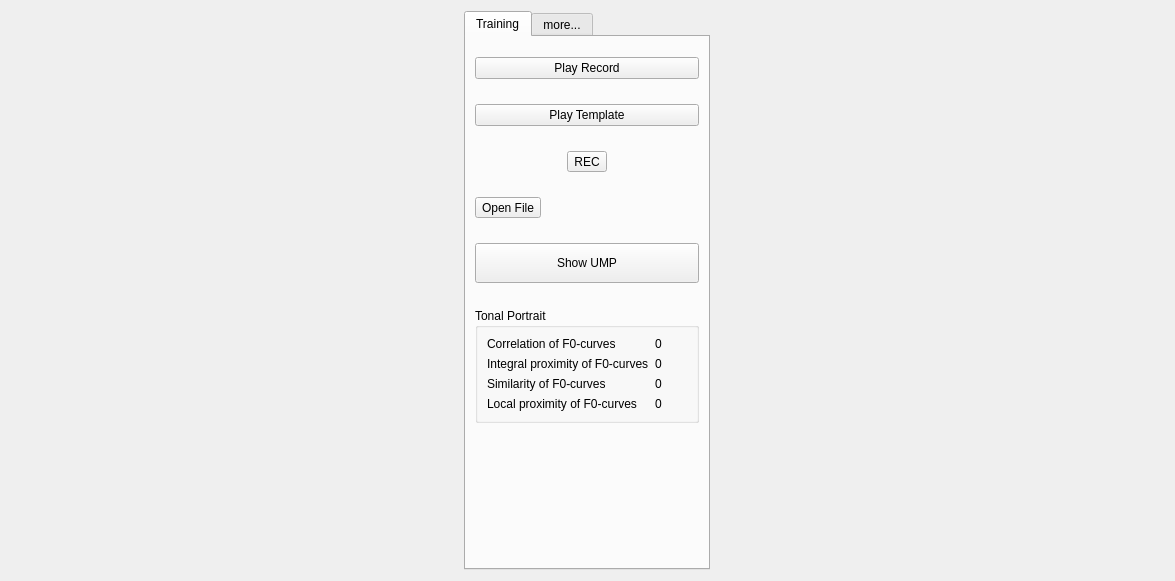
zhitko/inton-trainer, file graphswindow.ui: the form before one commit.
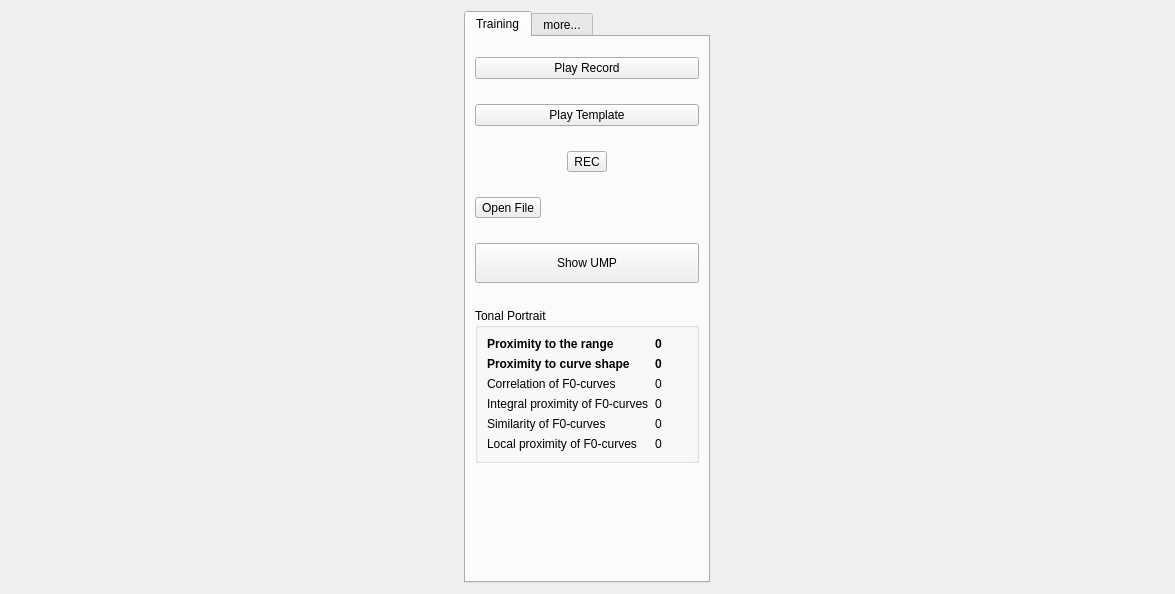
The form after the commit. Icons and pictures are not drawn.

Commit message: add marks with labels to result window

The edit to the form file:
```diff
--- a/graphswindow.ui
+++ b/graphswindow.ui
@@ -7,7 +7,7 @@
     <x>0</x>
     <y>0</y>
     <width>1175</width>
-    <height>571</height>
+    <height>594</height>
    </rect>
   </property>
   <property name="sizePolicy">
@@ -178,56 +178,108 @@
            </property>
            <layout class="QFormLayout" name="formLayout">
             <item row="0" column="0">
+             <widget class="QLabel" name="label_12">
+              <property name="font">
+               <font>
+                <weight>75</weight>
+                <bold>true</bold>
+               </font>
+              </property>
+              <property name="text">
+               <string>Proximity to the range</string>
+              </property>
+             </widget>
+            </item>
+            <item row="1" column="0">
+             <widget class="QLabel" name="label_13">
+              <property name="font">
+               <font>
+                <weight>75</weight>
+                <bold>true</bold>
+               </font>
+              </property>
+              <property name="text">
+               <string>Proximity to curve shape</string>
+              </property>
+             </widget>
+            </item>
+            <item row="2" column="0">
              <widget class="QLabel" name="label">
               <property name="text">
                <string>Correlation of F0-curves</string>
               </property>
              </widget>
             </item>
-            <item row="1" column="0">
+            <item row="2" column="1">
+             <widget class="QLabel" name="totalC">
+              <property name="text">
+               <string>0</string>
+              </property>
+             </widget>
+            </item>
+            <item row="3" column="0">
              <widget class="QLabel" name="label_2">
               <property name="text">
                <string>Integral proximity of F0-curves</string>
               </property>
              </widget>
             </item>
-            <item row="2" column="0">
+            <item row="3" column="1">
+             <widget class="QLabel" name="totalI">
+              <property name="text">
+               <string>0</string>
+              </property>
+             </widget>
+            </item>
+            <item row="4" column="0">
              <widget class="QLabel" name="label_3">
               <property name="text">
                <string>Similarity of F0-curves</string>
               </property>
              </widget>
             </item>
-            <item row="3" column="0">
+            <item row="4" column="1">
+             <widget class="QLabel" name="totalS">
+              <property name="text">
+               <string>0</string>
+              </property>
+             </widget>
+            </item>
+            <item row="5" column="0">
              <widget class="QLabel" name="label_11">
               <property name="text">
                <string>Local proximity of F0-curves</string>
               </property>
              </widget>
             </item>
+            <item row="5" column="1">
+             <widget class="QLabel" name="totalL">
+              <property name="text">
+               <string>0</string>
+              </property>
+             </widget>
+            </item>
             <item row="0" column="1">
-             <widget class="QLabel" name="totalC">
+             <widget class="QLabel" name="totalPr">
+              <property name="font">
+               <font>
+                <weight>75</weight>
+                <bold>true</bold>
+               </font>
+              </property>
               <property name="text">
                <string>0</string>
               </property>
              </widget>
             </item>
             <item row="1" column="1">
-             <widget class="QLabel" name="totalI">
-              <property name="text">
-               <string>0</string>
+             <widget class="QLabel" name="totalPs">
+              <property name="font">
+               <font>
+                <weight>75</weight>
+                <bold>true</bold>
+               </font>
               </property>
-             </widget>
-            </item>
-            <item row="2" column="1">
-             <widget class="QLabel" name="totalS">
-              <property name="text">
-               <string>0</string>
-              </property>
-             </widget>
-            </item>
-            <item row="3" column="1">
-             <widget class="QLabel" name="totalL">
               <property name="text">
                <string>0</string>
               </property>
```
The commit also changes 12 other files.
